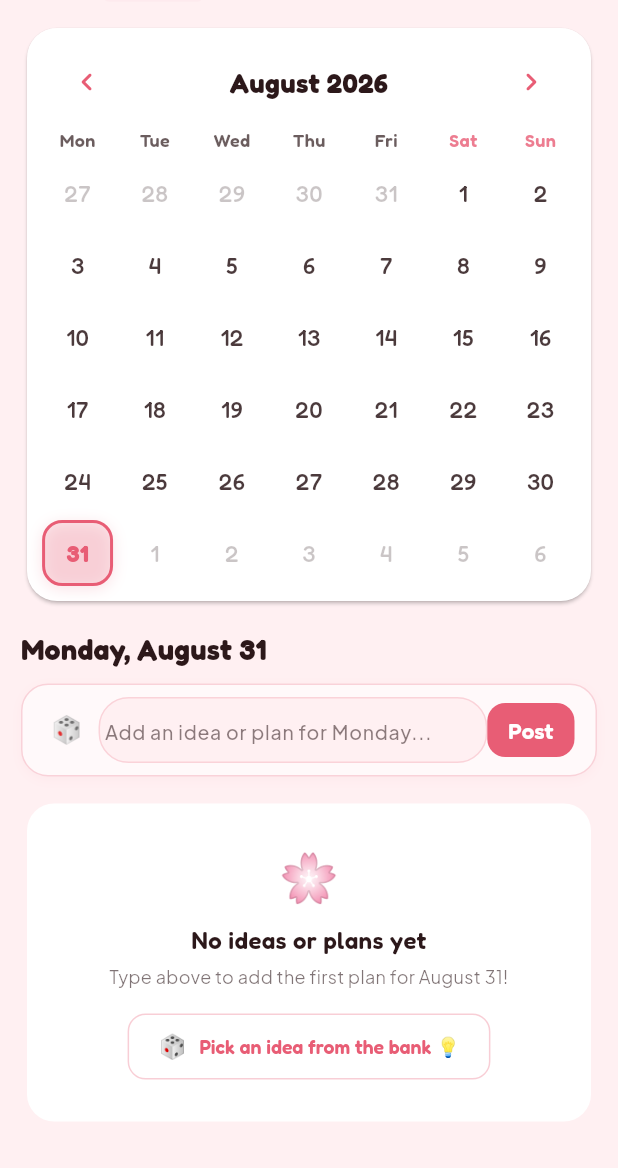
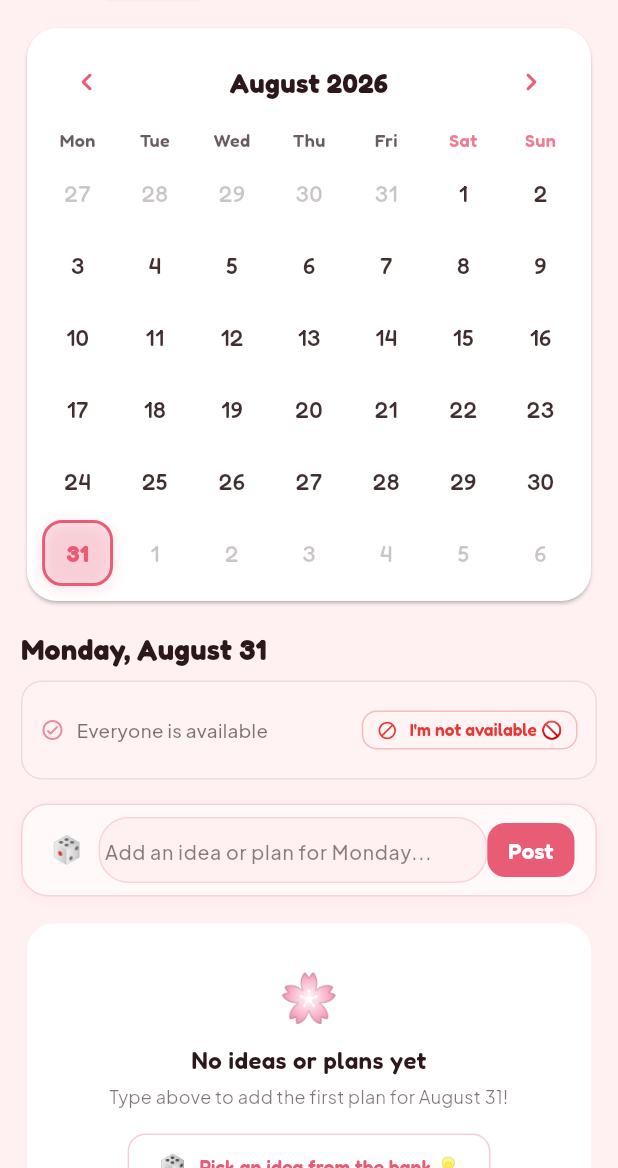
Before and after one commit to MaximeBruneau/Planner, a Flutter app: the CalendarScreen screen opened directly, on a phone screen of 412 x 824 dp, the part 68-1236 px from its top. Run offline on Flutter 3.47's test engine with Material 3 defaults, Android fonts, the phone set to English and light mode, and no system bars; drawn by our look-alikes of table_calendar; our stand-ins replace cloud_firestore, firebase_auth, firebase_core, flutter_local_notifications, flutter_riverpod, google_fonts and 3 more; accounts and stored records are empty.

Commit message:
feat(calendar): add transparent red day tint and member unavailability tracking with quick toggle

```diff
--- a/lib/core/constants/app_constants.dart
+++ b/lib/core/constants/app_constants.dart
@@ -11,6 +11,7 @@ abstract final class StorageKeys {
   static const String activitiesPrefix = 'super_planner_activities_';
   static const String notificationsPrefix = 'super_planner_notifications_';
   static const String ideasPrefix = 'super_planner_ideas_';
+  static const String unavailabilitiesPrefix = 'super_planner_unavailabilities_';
   static const String settings = 'super_planner_settings_v1';
 }
 
@@ -47,5 +48,6 @@ abstract final class FirestoreCollections {
   static const String activities = 'activities';
   static const String notifications = 'notifications';
   static const String ideas = 'ideas';
+  static const String unavailabilities = 'unavailabilities';
   static const String users = 'users';
 }
--- a/lib/models/activity_notification.dart
+++ b/lib/models/activity_notification.dart
@@ -11,6 +11,8 @@ enum NotificationType {
   join,
   ideaAdd,
   ideaUpvote,
+  unavailable,
+  available,
 }
 
 class ActivityNotification {
@@ -56,6 +58,10 @@ class ActivityNotification {
         return '💡';
       case NotificationType.ideaUpvote:
         return '⭐';
+      case NotificationType.unavailable:
+        return '🚫';
+      case NotificationType.available:
+        return '✅';
     }
   }
 
--- /dev/null
+++ b/lib/models/day_unavailability.dart
@@ -0,0 +1,99 @@
+import 'dart:convert';
+import '../core/utils/date_utils_helper.dart';
+
+/// Represents a member's marked unavailability for a specific date in a shared space.
+class DayUnavailability {
+  /// Unique identifier formatted as `${spaceId}_${date}_${userId}`
+  final String id;
+
+  /// The ID of the space this unavailability belongs to
+  final String spaceId;
+
+  /// The date formatted as `YYYY-MM-DD`
+  final String date;
+
+  /// The ID of the user who is unavailable
+  final String userId;
+
+  /// The display name / pseudo of the user
+  final String userName;
+
+  /// Optional avatar URL of the user
+  final String? userPhotoUrl;
+
+  /// Timestamp when this unavailability was recorded
+  final DateTime createdAt;
+
+  DayUnavailability({
+    required this.id,
+    required this.spaceId,
+    required this.date,
+    required this.userId,
+    required this.userName,
+    this.userPhotoUrl,
+    DateTime? createdAt,
+  }) : createdAt = createdAt ?? DateTime.now();
+
+  /// Create a copy of this [DayUnavailability] with updated fields.
+  DayUnavailability copyWith({
+    String? id,
+    String? spaceId,
+    String? date,
+    String? userId,
+    String? userName,
+    String? userPhotoUrl,
+    DateTime? createdAt,
+  }) {
+    return DayUnavailability(
+      id: id ?? this.id,
+      spaceId: spaceId ?? this.spaceId,
+      date: date ?? this.date,
+      userId: userId ?? this.userId,
+      userName: userName ?? this.userName,
+      userPhotoUrl: userPhotoUrl ?? this.userPhotoUrl,
+      createdAt: createdAt ?? this.createdAt,
+    );
+  }
+
+  /// Serialize this instance to a map.
+  Map<String, dynamic> toMap() {
+    return {
+      'id': id,
+      'spaceId': spaceId,
+      'date': date,
+      'userId': userId,
+      'userName': userName,
+      'userPhotoUrl': userPhotoUrl,
+      'createdAt': createdAt.toIso8601String(),
+    };
+  }
+
+  /// Deserialize a map into a [DayUnavailability] instance.
+  factory DayUnavailability.fromMap(Map<String, dynamic> map) {
+    return DayUnavailability(
+      id: map['id'] as String? ?? '',
+      spaceId: map['spaceId'] as String? ?? '',
+      date: map['date'] as String? ?? '',
+      userId: map['userId'] as String? ?? '',
+      userName: map['userName'] as String? ?? 'Member',
+      userPhotoUrl: map['userPhotoUrl'] as String?,
+      createdAt: DateUtilsHelper.parseDateTime(map['createdAt']),
+    );
+  }
+
+  /// Serialize to JSON string.
+  String toJson() => jsonEncode(toMap());
+
+  /// Deserialize from JSON string.
+  factory DayUnavailability.fromJson(String source) =>
+      DayUnavailability.fromMap(jsonDecode(source) as Map<String, dynamic>);
+
+  @override
+  bool operator ==(Object other) {
+    if (identical(this, other)) return true;
+    return other is DayUnavailability && other.id == id;
+  }
+
+  @override
+  int get hashCode => id.hashCode;
+}
--- a/lib/views/calendar/calendar_screen.dart
+++ b/lib/views/calendar/calendar_screen.dart
@@ -13,6 +13,7 @@ import 'widgets/activity_notifications_sheet.dart';
 import 'widgets/activity_list_item.dart';
 import 'widgets/add_activity_input.dart';
 import 'widgets/selected_day_header.dart';
+import 'widgets/selected_day_unavailability_card.dart';
 import 'widgets/empty_day_card.dart';
 import '../idea_bank/idea_bank_sheet.dart';
 import '../idea_bank/widgets/random_idea_dialog.dart';
@@ -145,6 +146,10 @@ class _CalendarScreenState extends ConsumerState<CalendarScreen> {
                           adaptiveDaysOfWeekHeight: adaptiveDaysOfWeekHeight,
                           getCountForDate: (day) =>
                               planNotifier.getCountForDate(day),
+                          isUnavailableForDate: (day) =>
+                              planState.hasUnavailability(day),
+                          getUnavailableCountForDate: (day) =>
+                              planState.getUnavailabilitiesForDate(day).length,
                           onDaySelected: (selectedDay, focusedDay) {
                             FocusScope.of(context).unfocus();
                             setState(() {
@@ -166,7 +171,16 @@ class _CalendarScreenState extends ConsumerState<CalendarScreen> {
                         selectedDay: _selectedDay,
                         itemCount: dayItems.length,
                       ),
-                      const SizedBox(height: 10),
+                      const SizedBox(height: 8),
+
+                      // Member Unavailability Status Card & Quick Toggle
+                      SelectedDayUnavailabilityCard(
+                        selectedDay: _selectedDay,
+                        unavailabilities: planState.getUnavailabilitiesForDate(_selectedDay),
+                        isCurrentUserUnavailable: planState.isUserUnavailable(_selectedDay, currentUserId),
+                        onToggleAvailability: () => planNotifier.toggleMyUnavailability(_selectedDay),
+                      ),
+                      const SizedBox(height: 4),
 
                       // Inline Add Input Card
                       AddActivityInput(
--- a/lib/views/calendar/widgets/calendar_day_cell.dart
+++ b/lib/views/calendar/widgets/calendar_day_cell.dart
@@ -4,6 +4,8 @@ import 'package:google_fonts/google_fonts.dart';
 class CalendarDayCell extends StatelessWidget {
   final DateTime day;
   final int count;
+  final bool isUnavailable;
+  final int unavailableCount;
   final bool isSelected;
   final bool isToday;
   final bool isOutside;
@@ -12,6 +14,8 @@ class CalendarDayCell extends StatelessWidget {
     super.key,
     required this.day,
     this.count = 0,
+    this.isUnavailable = false,
+    this.unavailableCount = 0,
     this.isSelected = false,
     this.isToday = false,
     this.isOutside = false,
@@ -23,15 +27,24 @@ class CalendarDayCell extends StatelessWidget {
     final colorScheme = theme.colorScheme;
     final hasItems = count > 0;
 
-    Color backgroundColor = Colors.transparent;
+    const redColor = Color(0xFFE53935);
+    final redTint = redColor.withValues(alpha: isSelected ? 0.24 : 0.16);
+
+    Color backgroundColor = isUnavailable && !isOutside ? redTint : Colors.transparent;
     Color textColor = isOutside
         ? colorScheme.onSurface.withValues(alpha: 0.25)
-        : colorScheme.onSurface;
-    BoxBorder? border;
+        : (isUnavailable && !isSelected && !isToday
+            ? const Color(0xFFC62828)
+            : colorScheme.onSurface);
+    BoxBorder? border = isUnavailable && !isOutside && !isSelected && !isToday
+        ? Border.all(color: redColor.withValues(alpha: 0.35), width: 1.0)
+        : null;
     List<BoxShadow> shadows = [];
 
     if (isSelected) {
-      backgroundColor = colorScheme.primary.withValues(alpha: 0.14);
+      backgroundColor = isUnavailable
+          ? Color.alphaBlend(redTint, colorScheme.primary.withValues(alpha: 0.16))
+          : colorScheme.primary.withValues(alpha: 0.14);
       border = Border.all(color: colorScheme.primary, width: 2.0);
       shadows = [
         BoxShadow(
@@ -41,7 +54,9 @@ class CalendarDayCell extends StatelessWidget {
         ),
       ];
     } else if (isToday) {
-      backgroundColor = colorScheme.secondary.withValues(alpha: 0.10);
+      backgroundColor = isUnavailable
+          ? Color.alphaBlend(redTint, colorScheme.secondary.withValues(alpha: 0.12))
+          : colorScheme.secondary.withValues(alpha: 0.10);
       border = Border.all(
         color: colorScheme.secondary,
         width: 1.5,
@@ -76,16 +91,49 @@ class CalendarDayCell extends StatelessWidget {
                   '${day.day}',
                   style: GoogleFonts.fredoka(
                     fontSize: daySize,
-                    fontWeight: isSelected || isToday ? FontWeight.w700 : FontWeight.w500,
+                    fontWeight: isSelected || isToday ? FontWeight.w700 : (isUnavailable ? FontWeight.w600 : FontWeight.w500),
                     color: isSelected
                         ? colorScheme.primary
                         : (isToday
                             ? colorScheme.secondary
-                            : textColor.withValues(alpha: isOutside ? 0.25 : 0.85)),
+                            : textColor.withValues(alpha: isOutside ? 0.25 : 0.9)),
                   ),
                 ),
-                if (hasItems && !isOutside) ...[
+                if (!isOutside && (hasItems || isUnavailable)) ...[
                   const SizedBox(height: 3),
+                  if (hasItems && isUnavailable)
+                    Row(
+                      mainAxisSize: MainAxisSize.min,
+                      children: [
+                        Container(
+                          width: 5,
+                          height: 5,
+                          decoration: BoxDecoration(
+                            color: colorScheme.primary,
+                            shape: BoxShape.circle,
+                          ),
+                        ),
+                        const SizedBox(width: 3),
+                        Container(
+                          width: 5,
+                          height: 5,
+                          decoration: const BoxDecoration(
+                            color: redColor,
+                            shape: BoxShape.circle,
+                          ),
+                        ),
+                      ],
+                    )
+                  else if (isUnavailable)
+                    Container(
+                      width: 5,
+                      height: 5,
+                      decoration: const BoxDecoration(
+                        color: redColor,
+                        shape: BoxShape.circle,
+                      ),
+                    )
+                  else
                     Container(
                       width: 6,
                       height: 6,
--- a/lib/views/calendar/widgets/calendar_month_card.dart
+++ b/lib/views/calendar/widgets/calendar_month_card.dart
@@ -12,6 +12,8 @@ class CalendarMonthCard extends StatelessWidget {
   final void Function(DateTime selectedDay, DateTime focusedDay) onDaySelected;
   final void Function(DateTime focusedDay) onPageChanged;
   final int Function(DateTime day) getCountForDate;
+  final bool Function(DateTime day)? isUnavailableForDate;
+  final int Function(DateTime day)? getUnavailableCountForDate;
 
   const CalendarMonthCard({
     super.key,
@@ -22,6 +24,8 @@ class CalendarMonthCard extends StatelessWidget {
     required this.onDaySelected,
     required this.onPageChanged,
     required this.getCountForDate,
+    this.isUnavailableForDate,
+    this.getUnavailableCountForDate,
   });
 
   @override
@@ -77,24 +81,36 @@ class CalendarMonthCard extends StatelessWidget {
           calendarBuilders: CalendarBuilders(
             defaultBuilder: (context, day, focusedDay) {
               final count = getCountForDate(day);
+              final isUnavailable = isUnavailableForDate?.call(day) ?? false;
+              final unavailableCount = getUnavailableCountForDate?.call(day) ?? 0;
               return CalendarDayCell(
                 day: day,
                 count: count,
+                isUnavailable: isUnavailable,
+                unavailableCount: unavailableCount,
               );
             },
             selectedBuilder: (context, day, focusedDay) {
               final count = getCountForDate(day);
+              final isUnavailable = isUnavailableForDate?.call(day) ?? false;
+              final unavailableCount = getUnavailableCountForDate?.call(day) ?? 0;
               return CalendarDayCell(
                 day: day,
                 count: count,
+                isUnavailable: isUnavailable,
+                unavailableCount: unavailableCount,
                 isSelected: true,
               );
             },
             todayBuilder: (context, day, focusedDay) {
               final count = getCountForDate(day);
+              final isUnavailable = isUnavailableForDate?.call(day) ?? false;
+              final unavailableCount = getUnavailableCountForDate?.call(day) ?? 0;
               return CalendarDayCell(
                 day: day,
                 count: count,
+                isUnavailable: isUnavailable,
+                unavailableCount: unavailableCount,
                 isToday: true,
                 isSelected: isSameDay(selectedDay, day),
               );
--- /dev/null
+++ b/lib/views/calendar/widgets/selected_day_unavailability_card.dart
@@ -0,0 +1,204 @@
+import 'package:flutter/material.dart';
+import 'package:google_fonts/google_fonts.dart';
+import '../../../models/day_unavailability.dart';
+
+/// Card displayed above the day's activity list showing unavailable members and a quick toggle.
+class SelectedDayUnavailabilityCard extends StatelessWidget {
+  final DateTime selectedDay;
+  final List<DayUnavailability> unavailabilities;
+  final bool isCurrentUserUnavailable;
+  final VoidCallback onToggleAvailability;
+
+  const SelectedDayUnavailabilityCard({
+    super.key,
+    required this.selectedDay,
+    required this.unavailabilities,
+    required this.isCurrentUserUnavailable,
+    required this.onToggleAvailability,
+  });
+
+  @override
+  Widget build(BuildContext context) {
+    final colorScheme = Theme.of(context).colorScheme;
+    final hasUnavailabilities = unavailabilities.isNotEmpty;
+
+    const redColor = Color(0xFFE53935);
+    const darkRedColor = Color(0xFFC62828);
+
+    if (hasUnavailabilities) {
+      return Container(
+        margin: const EdgeInsets.only(bottom: 12),
+        padding: const EdgeInsets.all(12),
+        decoration: BoxDecoration(
+          color: redColor.withValues(alpha: 0.08),
+          borderRadius: BorderRadius.circular(16),
+          border: Border.all(
+            color: redColor.withValues(alpha: 0.25),
+            width: 1.2,
+          ),
+        ),
+        child: Column(
+          crossAxisAlignment: CrossAxisAlignment.start,
+          mainAxisSize: MainAxisSize.min,
+          children: [
+            Row(
+              children: [
+                Container(
+                  padding: const EdgeInsets.all(6),
+                  decoration: BoxDecoration(
+                    color: redColor.withValues(alpha: 0.15),
+                    shape: BoxShape.circle,
+                  ),
+                  child: const Icon(
+                    Icons.block_rounded,
+                    color: redColor,
+                    size: 16,
+                  ),
+                ),
+                const SizedBox(width: 8),
+                Expanded(
+                  child: Text(
+                    "Not available (${unavailabilities.length})",
+                    style: GoogleFonts.fredoka(
+                      fontSize: 14,
+                      fontWeight: FontWeight.w600,
+                      color: darkRedColor,
+                    ),
+                  ),
+                ),
+                _buildToggleButton(context),
+              ],
+            ),
+            const SizedBox(height: 10),
+            Wrap(
+              spacing: 6,
+              runSpacing: 6,
+              children: unavailabilities.map((u) {
+                return Container(
+                  padding: const EdgeInsets.symmetric(horizontal: 8, vertical: 4),
+                  decoration: BoxDecoration(
+                    color: Theme.of(context).cardColor,
+                    borderRadius: BorderRadius.circular(20),
+                    border: Border.all(
+                      color: redColor.withValues(alpha: 0.2),
+                      width: 1,
+                    ),
+                    boxShadow: [
+                      BoxShadow(
+                        color: Colors.black.withValues(alpha: 0.03),
+                        blurRadius: 3,
+                        offset: const Offset(0, 1),
+                      ),
+                    ],
+                  ),
+                  child: Row(
+                    mainAxisSize: MainAxisSize.min,
+                    children: [
+                      CircleAvatar(
+                        radius: 10,
+                        backgroundColor: redColor.withValues(alpha: 0.15),
+                        backgroundImage: u.userPhotoUrl != null && u.userPhotoUrl!.isNotEmpty
+                            ? NetworkImage(u.userPhotoUrl!)
+                            : null,
+                        child: u.userPhotoUrl == null || u.userPhotoUrl!.isEmpty
+                            ? Text(
+                                u.userName.isNotEmpty ? u.userName[0].toUpperCase() : "👤",
+                                style: const TextStyle(
+                                  fontSize: 9,
+                                  fontWeight: FontWeight.bold,
+                                  color: darkRedColor,
+                                ),
+                              )
+                            : null,
+                      ),
+                      const SizedBox(width: 6),
+                      Text(
+                        u.userName,
+                        style: GoogleFonts.plusJakartaSans(
+                          fontSize: 12,
+                          fontWeight: FontWeight.w600,
+                          color: colorScheme.onSurface,
+                        ),
+                      ),
+                    ],
+                  ),
+                );
+              }).toList(),
+            ),
+          ],
+        ),
+      );
+    }
+
+    // When everyone is available
+    return Container(
+      margin: const EdgeInsets.only(bottom: 12),
+      padding: const EdgeInsets.symmetric(horizontal: 12, vertical: 8),
+      decoration: BoxDecoration(
+        color: colorScheme.surfaceContainerHighest.withValues(alpha: 0.3),
+        borderRadius: BorderRadius.circular(14),
+        border: Border.all(
+          color: colorScheme.outline.withValues(alpha: 0.1),
+          width: 1,
+        ),
+      ),
+      child: Row(
+        children: [
+          Icon(
+            Icons.check_circle_outline_rounded,
+            size: 16,
+            color: colorScheme.primary.withValues(alpha: 0.7),
+          ),
+          const SizedBox(width: 8),
+          Expanded(
+            child: Text(
+              "Everyone is available",
+              style: GoogleFonts.plusJakartaSans(
+                fontSize: 12.5,
+                fontWeight: FontWeight.w500,
+                color: colorScheme.onSurface.withValues(alpha: 0.6),
+              ),
+            ),
+          ),
+          _buildToggleButton(context),
+        ],
+      ),
+    );
+  }
+
+  Widget _buildToggleButton(BuildContext context) {
+    const redColor = Color(0xFFE53935);
+
+    if (isCurrentUserUnavailable) {
+      return OutlinedButton.icon(
+        onPressed: onToggleAvailability,
+        icon: const Icon(Icons.check_circle_rounded, size: 14, color: Colors.green),
+        label: const Text(
+          "I'm Available ✅",
+          style: TextStyle(fontSize: 11.5, fontWeight: FontWeight.bold, color: Colors.green),
+        ),
+        style: OutlinedButton.styleFrom(
+          padding: const EdgeInsets.symmetric(horizontal: 10, vertical: 6),
+          minimumSize: Size.zero,
+          side: BorderSide(color: Colors.green.withValues(alpha: 0.4)),
+          shape: RoundedRectangleBorder(borderRadius: BorderRadius.circular(10)),
+        ),
+      );
+    }
+
+    return OutlinedButton.icon(
+      onPressed: onToggleAvailability,
+      icon: const Icon(Icons.block_rounded, size: 14, color: redColor),
+      label: const Text(
+        "I'm not available 🚫",
+        style: TextStyle(fontSize: 11.5, fontWeight: FontWeight.w600, color: redColor),
+      ),
+      style: OutlinedButton.styleFrom(
+        padding: const EdgeInsets.symmetric(horizontal: 10, vertical: 6),
+        minimumSize: Size.zero,
+        side: BorderSide(color: redColor.withValues(alpha: 0.3)),
+        shape: RoundedRectangleBorder(borderRadius: BorderRadius.circular(10)),
+      ),
+    );
+  }
+}
--- a/pubspec.yaml
+++ b/pubspec.yaml
@@ -2,7 +2,7 @@ name: super_planner
 description: "Super Planner - Collaborative shared calendar for groups, friends, and couples."
 publish_to: 'none'
 
-version: 1.1.2+15
+version: 1.1.2+16
 
 environment:
   sdk: '>=3.5.0 <4.0.0'
```
Also changed, not shown: lib/core/services/plan_service.dart (+121 -0 lines), lib/core/services/storage_service.dart (+28 -0 lines), lib/providers/plan_provider.dart (+72 -0 lines), 2 other files. Lines whose indentation alone changed are shown as unchanged.
